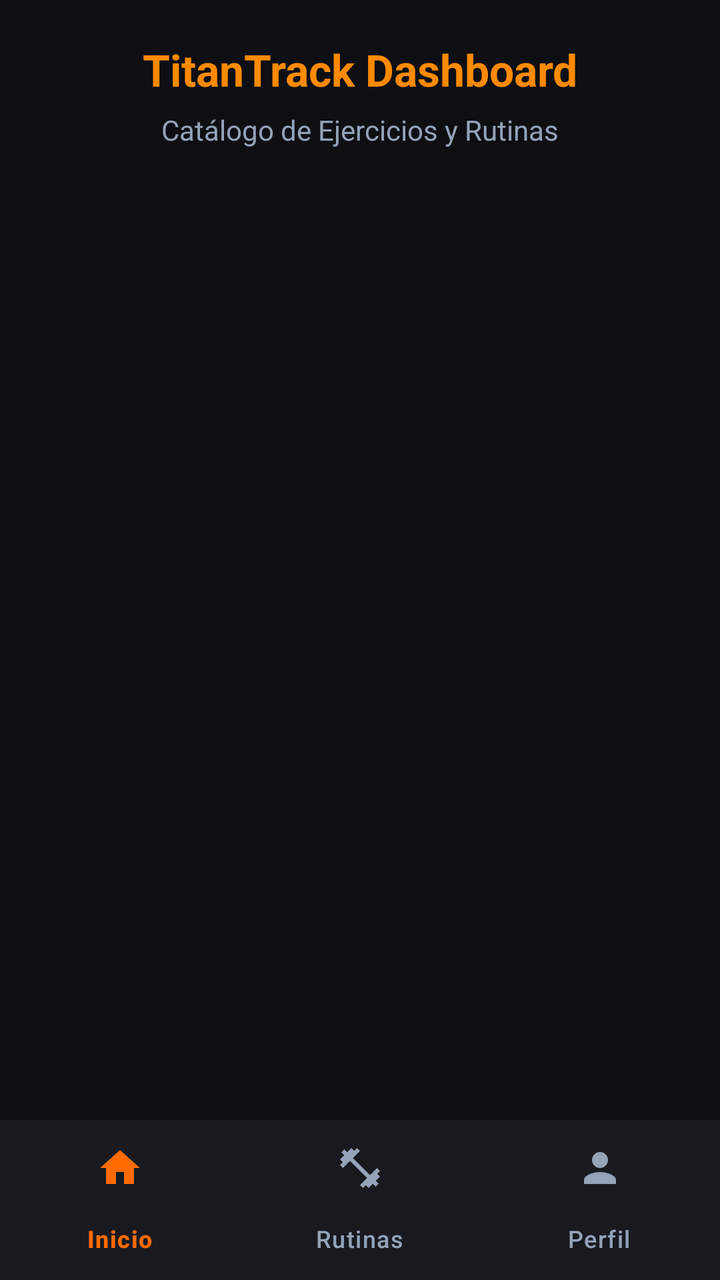
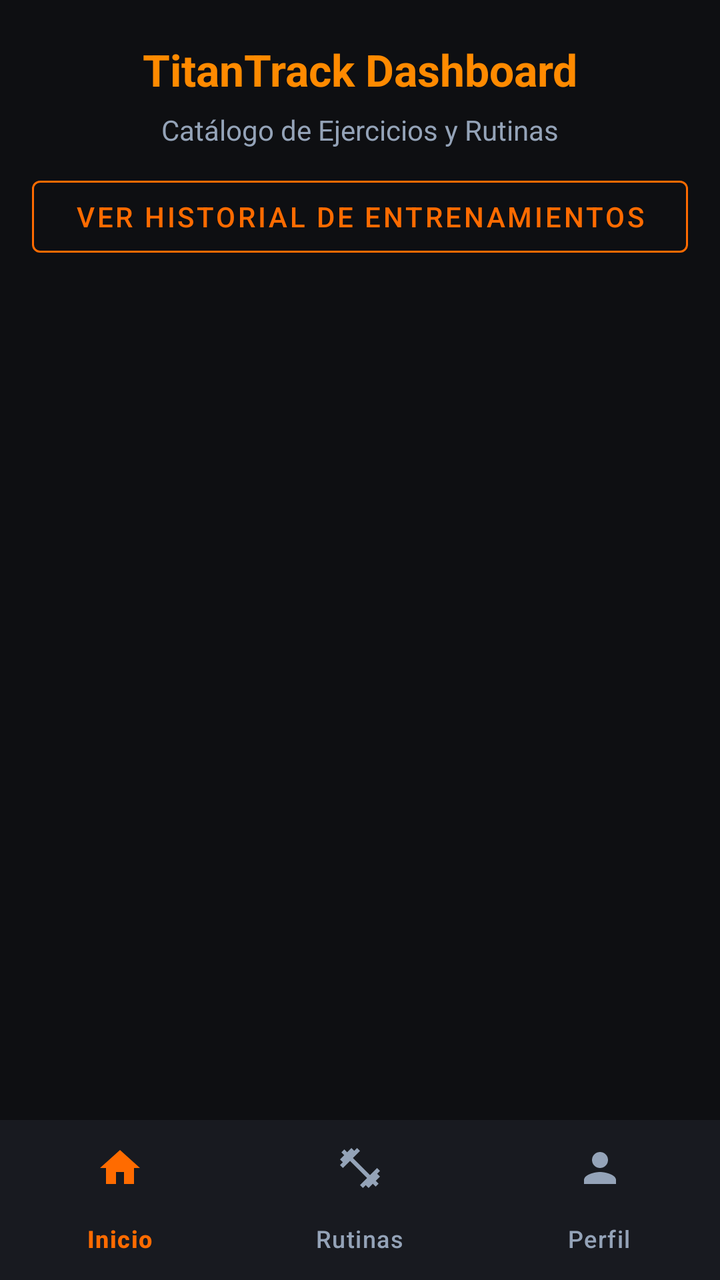

Compare the two renders of this Android layout. The source of the first and the diff that turns it into the second are given below.
<!-- AndroidManifest.xml: application theme Theme.TitanTrack -->
<!-- res/layout/activity_dashboard.xml -->
<?xml version="1.0" encoding="utf-8"?>
<androidx.constraintlayout.widget.ConstraintLayout
    xmlns:android="http://schemas.android.com/apk/res/android"
    xmlns:app="http://schemas.android.com/apk/res-auto"
    android:layout_width="match_parent"
    android:layout_height="match_parent"
    android:background="@color/brand_background">

    
    <TextView
        android:id="@+id/tvDashboardTitle"
        android:layout_width="wrap_content"
        android:layout_height="wrap_content"
        android:layout_marginTop="20dp"
        android:text="@string/dashboard_title"
        android:textColor="@color/brand_accent"
        android:textSize="22sp"
        android:textStyle="bold"
        app:layout_constraintEnd_toEndOf="parent"
        app:layout_constraintStart_toStartOf="parent"
        app:layout_constraintTop_toTopOf="parent" />

    
    <TextView
        android:id="@+id/tvSectionContent"
        android:layout_width="wrap_content"
        android:layout_height="wrap_content"
        android:layout_marginTop="6dp"
        android:text="Catálogo de Ejercicios y Rutinas"
        android:textColor="@color/brand_text_secondary"
        android:textSize="14sp"
        app:layout_constraintEnd_toEndOf="parent"
        app:layout_constraintStart_toStartOf="parent"
        app:layout_constraintTop_toBottomOf="@+id/tvDashboardTitle" />

    
    <androidx.recyclerview.widget.RecyclerView
        android:id="@+id/rvExercises"
        android:layout_width="0dp"
        android:layout_height="0dp"
        android:layout_marginTop="12dp"
        android:clipToPadding="false"
        android:paddingBottom="12dp"
        app:layout_constraintBottom_toTopOf="@+id/bottomNavigationView"
        app:layout_constraintEnd_toEndOf="parent"
        app:layout_constraintStart_toStartOf="parent"
        app:layout_constraintTop_toBottomOf="@+id/tvSectionContent" />

    
    <com.google.android.material.bottomnavigation.BottomNavigationView
        android:id="@+id/bottomNavigationView"
        android:layout_width="0dp"
        android:layout_height="wrap_content"
        android:background="@color/brand_surface"
        app:itemIconTint="@color/bottom_nav_colors"
        app:itemTextColor="@color/bottom_nav_colors"
        app:layout_constraintBottom_toBottomOf="parent"
        app:layout_constraintEnd_toEndOf="parent"
        app:layout_constraintStart_toStartOf="parent"
        app:menu="@menu/bottom_nav_menu" />

</androidx.constraintlayout.widget.ConstraintLayout>
<!-- resources referenced by this layout -->
<resources>
  <color name="brand_accent">#FF8A00</color>
  <color name="brand_background">#0E0F12</color>
  <color name="brand_surface">#181A20</color>
  <color name="brand_text_secondary">#94A3B8</color>
  <string name="dashboard_title">TitanTrack Dashboard</string>
  <style name="Theme.TitanTrack" parent="Base.Theme.TitanTrack" />
  <style name="Base.Theme.TitanTrack" parent="Theme.Material3.DayNight.NoActionBar">
          
          
      </style>
</resources>

<!-- the commit's change to res/layout/activity_dashboard.xml (unified diff, before → after) -->
@@ -34,6 +34,21 @@
         app:layout_constraintTop_toBottomOf="@+id/tvDashboardTitle" />
 
     
+    <com.google.android.material.button.MaterialButton
+        android:id="@+id/btnViewHistory"
+        style="@style/Widget.MaterialComponents.Button.OutlinedButton"
+        android:layout_width="match_parent"
+        android:layout_height="wrap_content"
+        android:layout_marginHorizontal="16dp"
+        android:layout_marginTop="10dp"
+        android:text="Ver Historial de Entrenamientos"
+        app:strokeColor="@color/brand_primary"
+        android:textColor="@color/brand_primary"
+        app:layout_constraintTop_toBottomOf="@+id/tvSectionContent"
+        app:layout_constraintStart_toStartOf="parent"
+        app:layout_constraintEnd_toEndOf="parent" />
+
+    
     <androidx.recyclerview.widget.RecyclerView
         android:id="@+id/rvExercises"
         android:layout_width="0dp"
@@ -44,7 +59,7 @@
         app:layout_constraintBottom_toTopOf="@+id/bottomNavigationView"
         app:layout_constraintEnd_toEndOf="parent"
         app:layout_constraintStart_toStartOf="parent"
-        app:layout_constraintTop_toBottomOf="@+id/tvSectionContent" />
+        app:layout_constraintTop_toBottomOf="@+id/btnViewHistory" />
 
     
     <com.google.android.material.bottomnavigation.BottomNavigationView
<!-- resource entries referenced after the edit -->
@@ -2,6 +2,7 @@
 <resources>
   <color name="brand_accent">#FF8A00</color>
   <color name="brand_background">#0E0F12</color>
+  <color name="brand_primary">#FF6B00</color>
   <color name="brand_surface">#181A20</color>
   <color name="brand_text_secondary">#94A3B8</color>
   <string name="dashboard_title">TitanTrack Dashboard</string>
